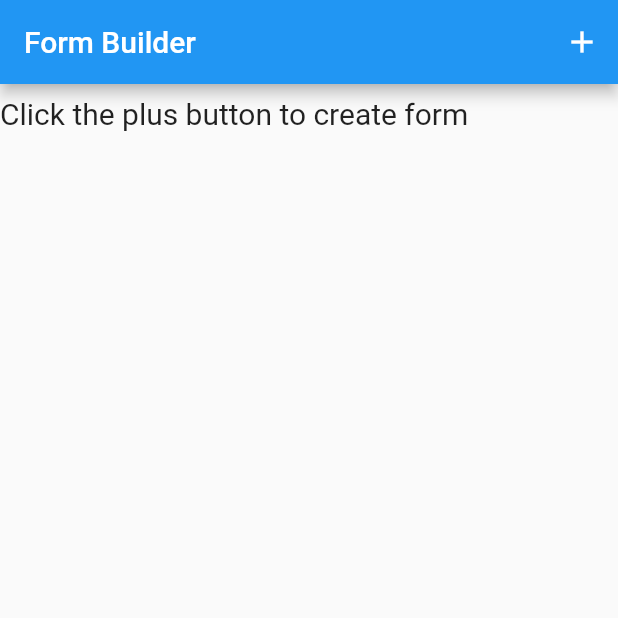
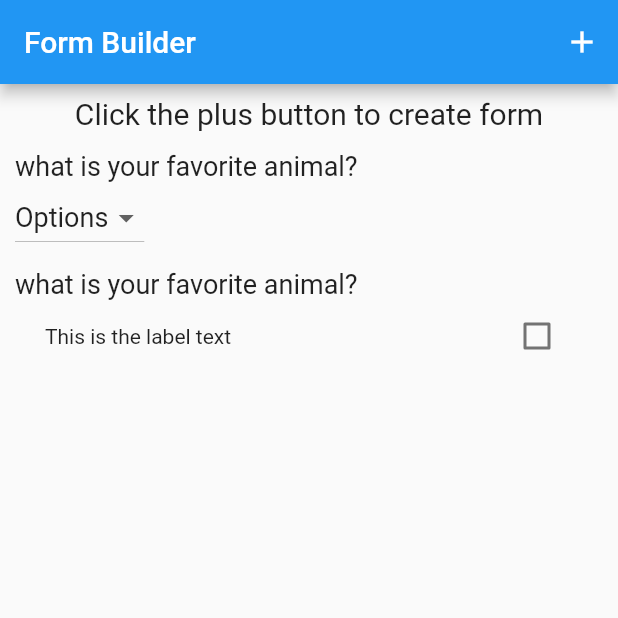
Before and after one commit to DeveloperMalay/Flutter_Form_Genarator, a Flutter app: the screen it shows after launch, on a phone screen of 412 x 824 dp, the top half of it. Run offline on Flutter 3.47's test engine with Material 2 defaults, Android fonts, the phone set to English and light mode, and no system bars.

Commit message:
creating checkbox and dropdown menu

```diff
--- /dev/null
+++ b/lib/dialog/show_generic_dialog.dart
@@ -0,0 +1,34 @@
+import 'package:flutter/material.dart';
+
+
+typedef DialogOptionBuilder<T> = Map<String, T?> Function();
+
+Future<T?> showGenericDialog<T>({
+  required BuildContext context,
+  required String title,
+  required String content,
+  required DialogOptionBuilder optionBuilder,
+}) {
+  final options = optionBuilder();
+  return showDialog<T>(
+      context: context,
+      builder: (context) {
+        return AlertDialog(
+          title: Text(title),
+          content: Text(content),
+          actions: options.keys.map((optionTitle) {
+            final value = options[optionTitle];
+            return TextButton(
+              onPressed: () {
+                if (value != null) {
+                  Navigator.of(context).pop(value);
+                } else {
+                  Navigator.of(context).pop();
+                }
+              },
+              child: Text(optionTitle),
+            );
+          }).toList(),
+        );
+      });
+}
--- a/lib/view/home_view.dart
+++ b/lib/view/home_view.dart
@@ -1,4 +1,6 @@
 import 'package:flutter/material.dart';
+import 'package:formgenarator/widget/check_box_question.dart';
+import 'package:formgenarator/widget/drop_down_box.dart';
 import 'package:formgenarator/widget/input_taking_model.dart';
 
 class HomeView extends StatefulWidget {
@@ -55,12 +57,28 @@ class _HomeViewState extends State<HomeView> {
           ),
         ],
       ),
-      body: const Padding(
-        padding: EdgeInsets.symmetric(vertical: 8),
-        child: Text(
-          'Click the plus button to create form',
-          style: TextStyle(fontSize: 20),
-        ),
+      body: Column(
+        children: [
+          const Padding(
+            padding: EdgeInsets.symmetric(vertical: 8),
+            child: Text(
+              'Click the plus button to create form',
+              style: TextStyle(fontSize: 20),
+            ),
+          ),
+          Container(
+            padding: const EdgeInsets.symmetric(horizontal: 5),
+            child: Expanded(
+              child: Column(
+                crossAxisAlignment: CrossAxisAlignment.start,
+                children: const [
+                  DropDownQuestionModel(),
+                  CheckBoxQuestionModel(),
+                ],
+              ),
+            ),
+          ),
+        ],
       ),
     );
   }
--- /dev/null
+++ b/lib/widget/check_box_question.dart
@@ -0,0 +1,90 @@
+import 'package:flutter/material.dart';
+
+class CheckBoxQuestionModel extends StatefulWidget {
+  const CheckBoxQuestionModel({Key? key}) : super(key: key);
+
+  @override
+  State<CheckBoxQuestionModel> createState() => _CheckBoxQuestionModelState();
+}
+
+class _CheckBoxQuestionModelState extends State<CheckBoxQuestionModel> {
+  @override
+  Widget build(BuildContext context) {
+    return Container(
+      margin: const EdgeInsets.all(5),
+      child: Column(
+        crossAxisAlignment: CrossAxisAlignment.start,
+        children: const [
+          Text(
+            'what is your favorite animal? ',
+            style: TextStyle(fontSize: 18),
+          ),
+          CheckBoxWidget(),
+        ],
+      ),
+    );
+  }
+}
+
+class CheckBoxWidget extends StatefulWidget {
+  const CheckBoxWidget({Key? key}) : super(key: key);
+
+  @override
+  State<CheckBoxWidget> createState() => _CheckBoxWidgetState();
+}
+
+class _CheckBoxWidgetState extends State<CheckBoxWidget> {
+  bool _isSelected = false;
+
+  @override
+  Widget build(BuildContext context) {
+    return LabeledCheckbox(
+      label: 'This is the label text',
+      padding: const EdgeInsets.symmetric(horizontal: 20.0),
+      value: _isSelected,
+      onChanged: (bool newValue) {
+        setState(() {
+          _isSelected = newValue;
+        });
+      },
+    );
+  }
+}
+
+class LabeledCheckbox extends StatelessWidget {
+  const LabeledCheckbox({
+    Key? key,
+    required this.label,
+    required this.padding,
+    required this.value,
+    required this.onChanged,
+  }) : super(key: key);
+
+  final String label;
+  final EdgeInsets padding;
+  final bool value;
+  final ValueChanged<bool> onChanged;
+
+  @override
+  Widget build(BuildContext context) {
+    return InkWell(
+      onTap: () {
+        onChanged(!value);
+      },
+      child: Padding(
+        padding: padding,
+        child: Row(
+          children: <Widget>[
+            Expanded(child: Text(label)),
+            Checkbox(
+              value: value,
+              onChanged: (bool? newValue) {
+                onChanged(newValue!);
+              },
+            ),
+          ],
+        ),
+      ),
+    );
+  }
+}
--- /dev/null
+++ b/lib/widget/drop_down_box.dart
@@ -0,0 +1,62 @@
+import 'package:flutter/material.dart';
+
+class DropDownQuestionModel extends StatefulWidget {
+  const DropDownQuestionModel({Key? key}) : super(key: key);
+
+  @override
+  State<DropDownQuestionModel> createState() => _DropDownQuestionModelState();
+}
+
+class _DropDownQuestionModelState extends State<DropDownQuestionModel> {
+  @override
+  Widget build(BuildContext context) {
+    return Container(
+      margin: const EdgeInsets.all(5),
+      child: Column(
+        crossAxisAlignment: CrossAxisAlignment.start,
+        children: const [
+          Text(
+            'what is your favorite animal? ',
+            style: TextStyle(fontSize: 18),
+          ),
+          DropdownMenu()
+        ],
+      ),
+    );
+  }
+}
+
+class DropdownMenu extends StatefulWidget {
+  const DropdownMenu({
+    Key? key,
+  }) : super(key: key);
+
+  @override
+  State<DropdownMenu> createState() => _DropdownMenuState();
+}
+
+class _DropdownMenuState extends State<DropdownMenu> {
+  String dropdownValue = 'Options';
+  @override
+  Widget build(BuildContext context) {
+    return DropdownButton<String>(
+      value: dropdownValue,
+      items: <String>['Options', 'Dog', 'Cat', 'Tiger', 'Lion']
+          .map<DropdownMenuItem<String>>((String value) {
+        return DropdownMenuItem<String>(
+          value: value,
+          child: Text(
+            value,
+            style: const TextStyle(fontSize: 18),
+          ),
+        );
+      }).toList(),
+      // Step 5.
+      onChanged: (String? newValue) {
+        setState(() {
+          dropdownValue = newValue!;
+        });
+      },
+    );
+  }
+}
```
Also changed, not shown: lib/widget/input_taking_model.dart (+47 -4 lines), lib/widget/show_dialog.dart (deleted, +0 -16 lines).
